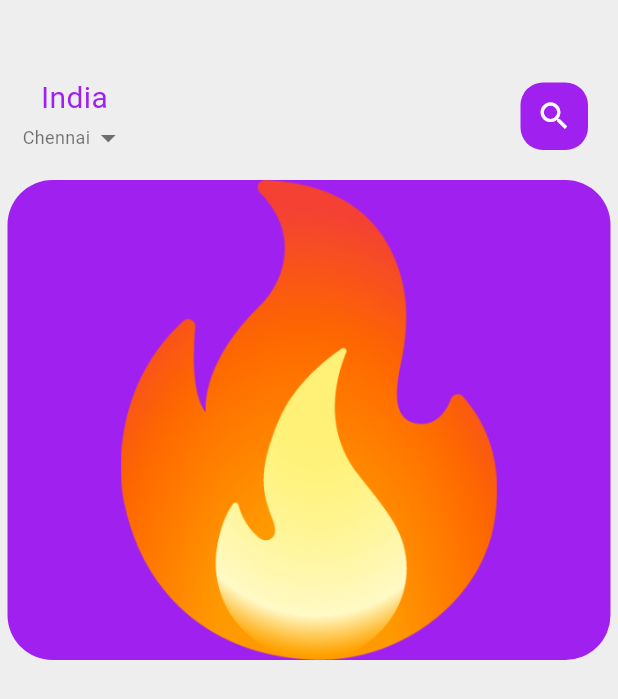
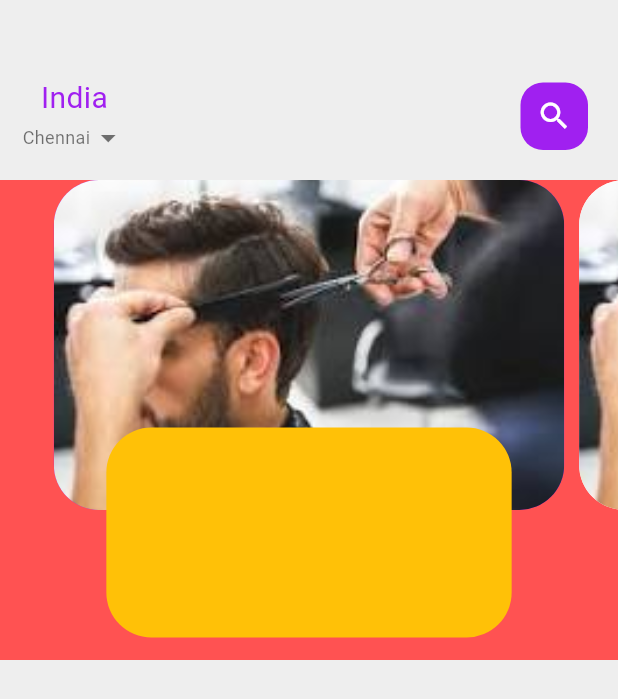
Before and after one commit to MohamedArafath205/Flutterproject, a Flutter app: the screen it shows after launch, on a phone screen of 412 x 824 dp. Shown: the top 699 px of the screen. Run offline on Flutter 3.47's test engine with Material 3 defaults, Android fonts, the light colour scheme and no system bars.

Commit message:
updates on carousel

```diff
--- a/lib/components/carousel.dart
+++ b/lib/components/carousel.dart
@@ -9,11 +9,14 @@ class Carousel extends StatefulWidget {
 }
 
 class _CarouselState extends State<Carousel> {
+  PageController pageController = PageController(viewportFraction: 0.85);
   @override
   Widget build(BuildContext context) {
     return Container(
+        color: Colors.redAccent,
         height: 320,
         child: PageView.builder(
+            controller: pageController,
             itemCount: 5,
             itemBuilder: (context, position) {
               return _buildPageItem(position);
@@ -21,14 +24,30 @@ class _CarouselState extends State<Carousel> {
   }
 
   Widget _buildPageItem(int Index) {
-    return Container(
-      height: 220,
-      margin: EdgeInsets.only(left: 5, right: 5),
-      decoration: BoxDecoration(
-          borderRadius: BorderRadius.circular(30),
-          color: Index.isEven ? AppColors.primaryColor : Colors.white,
-          image: const DecorationImage(
-              image: AssetImage('lib/assets/images/fire.png'))),
+    return Stack(
+      children: [
+        Container(
+          height: 220,
+          margin: const EdgeInsets.only(left: 5, right: 5),
+          decoration: BoxDecoration(
+              borderRadius: BorderRadius.circular(30),
+              color: Index.isEven ? AppColors.primaryColor : Colors.white,
+              image: const DecorationImage(
+                  fit: BoxFit.cover,
+                  image: AssetImage('lib/assets/images/download.jpeg'))),
+        ),
+        Align(
+          alignment: Alignment.bottomCenter,
+          child: Container(
+            height: 140,
+            margin: const EdgeInsets.only(left: 40, right: 40, bottom: 15),
+            decoration: BoxDecoration(
+              borderRadius: BorderRadius.circular(30),
+              color: Colors.amber,
+            ),
+          ),
+        ),
+      ],
     );
   }
 }
```
Also changed, not shown: lib/assets/images/download.jpeg (added).
